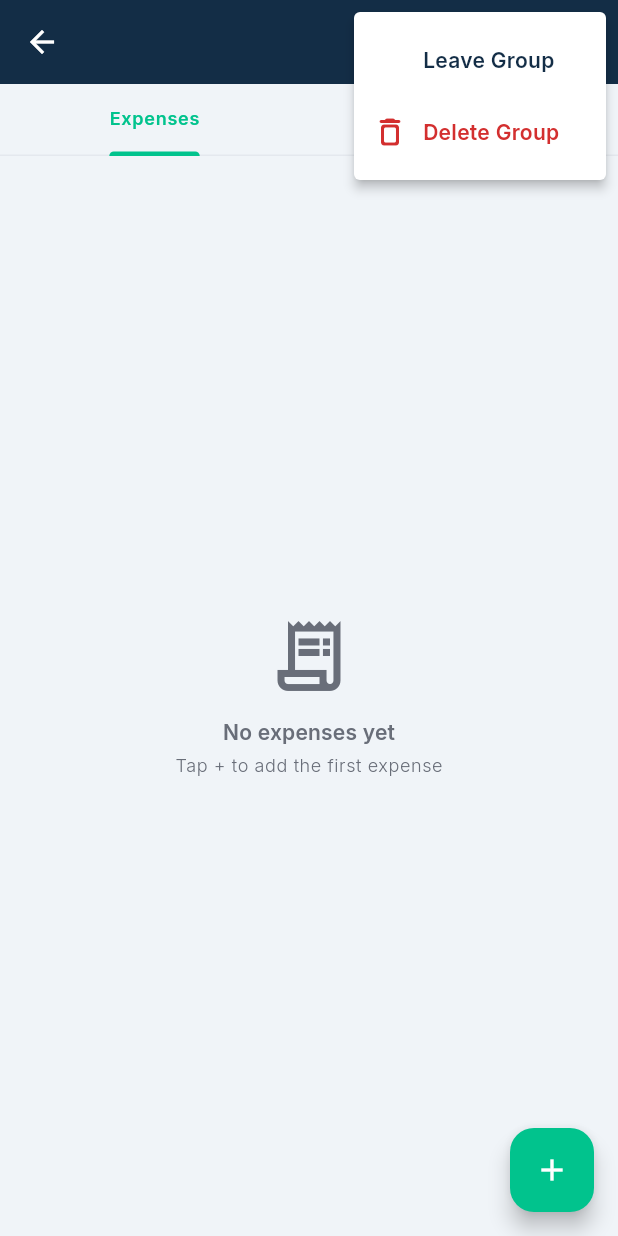
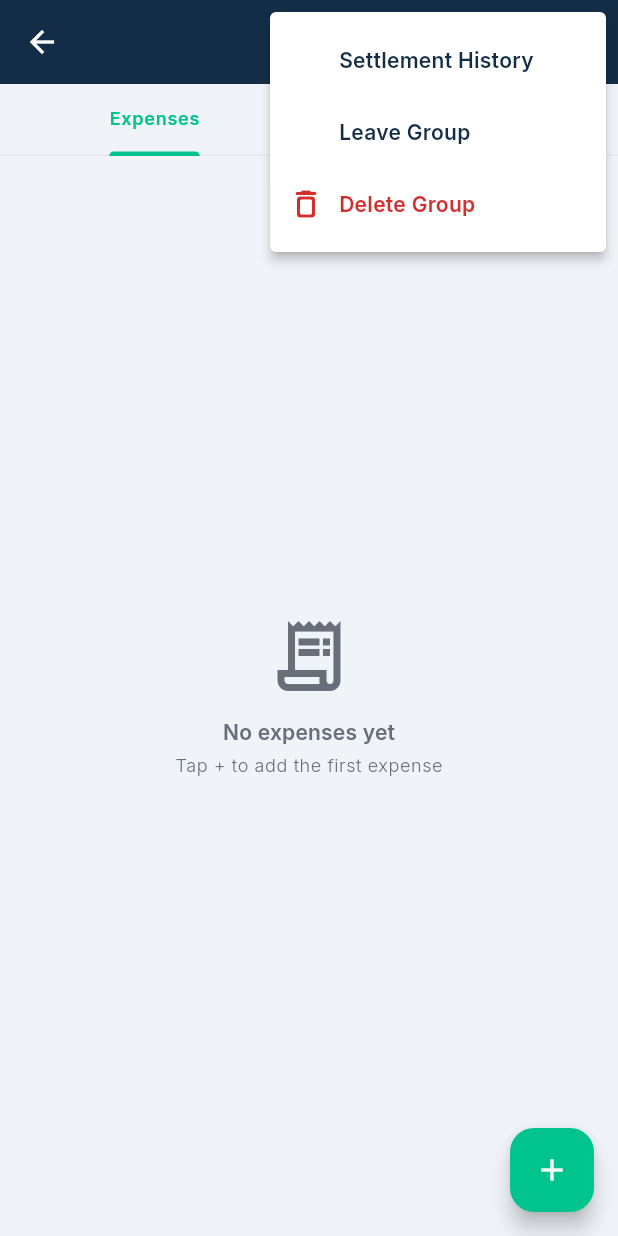
Before and after one commit to Computing-Group-Project/Mobile-App-Development, a Flutter app: the GroupDashboardScreen screen opened directly with empty values, after a tap on the "more vert" icon, on a phone screen of 412 x 824 dp. Run offline on Flutter 3.47's test engine with Material 3 defaults, Android fonts, the phone set to English and light mode, and no system bars; our stand-ins replace camera, cloud_firestore, firebase_auth, firebase_core, firebase_messaging, fl_chart and 6 more; missing offline and left inert: google_mlkit_text_recognition; accounts and stored records are empty; generated files the repository leaves out were written again.

Commit message:
feat: add Settle Up button and Settlement History navigation to group dashboard

```diff
--- a/lib/features/groups/screens/group_dashboard_screen.dart
+++ b/lib/features/groups/screens/group_dashboard_screen.dart
@@ -69,8 +69,16 @@ class GroupDashboardScreen extends StatelessWidget {
             onSelected: (value) {
               if (value == 'leave') _confirmLeave(context);
               if (value == 'delete') _confirmDelete(context);
+              if (value == 'history') context.push('/settlement-history', extra: group);
             },
             itemBuilder: (_) => [
+              const PopupMenuItem(value: 'history', child: Row(
+                children: [
+                  Icon(Icons.history_rounded),
+                  SizedBox(width: 10),
+                  Text('Settlement History'),
+                ],
+              )),
               const PopupMenuItem(value: 'leave', child: Row(
                 children: [
                   Icon(Icons.exit_to_app_rounded),
@@ -187,6 +195,11 @@ class GroupDashboardScreen extends StatelessWidget {
                                               ?.copyWith(
                                                   color: theme.colorScheme
                                                       .onSurfaceVariant)),
+                                      const SizedBox(height: 8),
+                                      FilledButton.tonal(
+                                        onPressed: () => context.push('/settle-up', extra: group),
+                                        child: const Text('Settle Up'),
+                                      ),
                                     ],
                                   ),
                                 ],
```
